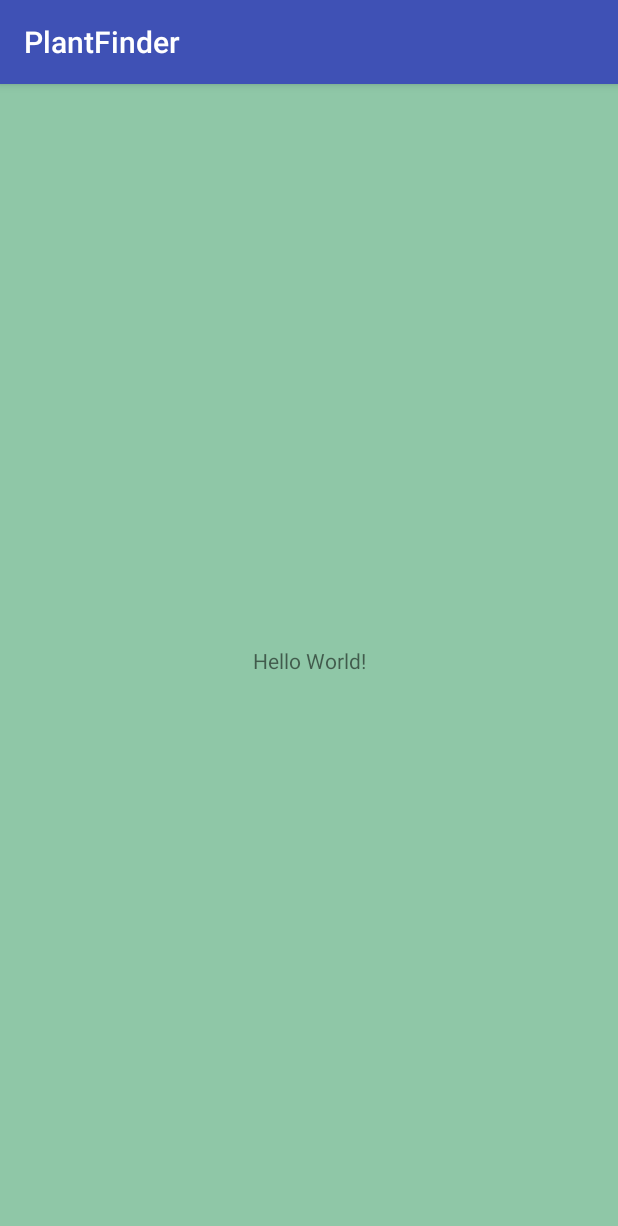
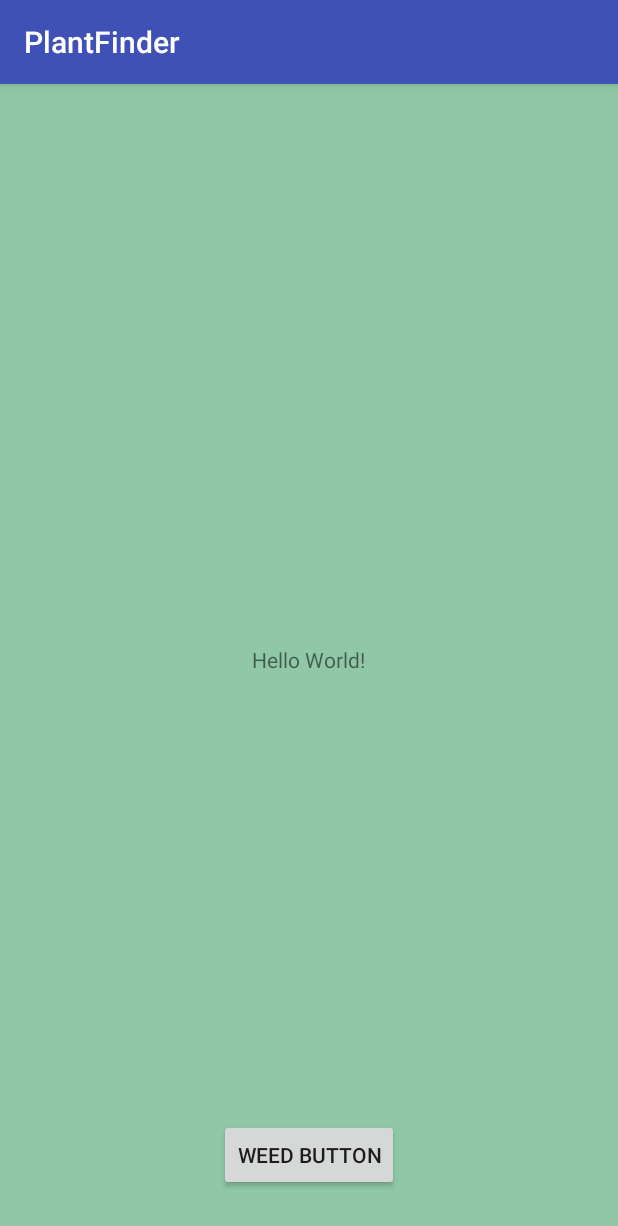
Before and after one commit to pinkjacket/PlantFinder, an Android app: the screen it shows after launch (MainActivity), on a phone screen of 412 x 824 dp. Shown: the top 1226 px of the screen. Run offline under Robolectric (Android 15) with nearby library versions, the phone set to English and light mode, and no system bars; our stand-ins replace ButterKnife.

Commit message:
second activity added

```diff
--- a/app/build.gradle
+++ b/app/build.gradle
@@ -25,4 +25,6 @@ dependencies {
     testImplementation 'junit:junit:4.12'
     androidTestImplementation 'com.android.support.test:runner:1.0.1'
     androidTestImplementation 'com.android.support.test.espresso:espresso-core:3.0.1'
+    compile 'com.jakewharton:butterknife:8.8.1'
+    annotationProcessor 'com.jakewharton:butterknife-compiler:8.8.1'
 }
--- a/app/src/main/AndroidManifest.xml
+++ b/app/src/main/AndroidManifest.xml
@@ -16,6 +16,7 @@
                 <category android:name="android.intent.category.LAUNCHER" />
             </intent-filter>
         </activity>
+        <activity android:name=".StrainActivity"></activity>
     </application>
 
 </manifest>
--- a/app/src/main/java/pinkjacket/plantfinder/MainActivity.java
+++ b/app/src/main/java/pinkjacket/plantfinder/MainActivity.java
@@ -1,13 +1,28 @@
 package pinkjacket.plantfinder;
 
+import android.content.Intent;
 import android.support.v7.app.AppCompatActivity;
 import android.os.Bundle;
+import android.view.View;
+import android.widget.Button;
+
+import butterknife.BindView;
+import butterknife.ButterKnife;
 
 public class MainActivity extends AppCompatActivity {
+    @BindView(R.id.weedButton) Button mWeedButton;
 
     @Override
     protected void onCreate(Bundle savedInstanceState) {
         super.onCreate(savedInstanceState);
         setContentView(R.layout.activity_main);
+        ButterKnife.bind(this);
+        mWeedButton.setOnClickListener(new View.OnClickListener() {
+            @Override
+            public void onClick(View view) {
+                Intent intent = new Intent(MainActivity.this, StrainActivity.class);
+                startActivity(intent);
+            }
+        });
     }
 }
--- a/app/src/main/res/layout/activity_main.xml
+++ b/app/src/main/res/layout/activity_main.xml
@@ -1,5 +1,5 @@
 <?xml version="1.0" encoding="utf-8"?>
-<android.support.constraint.ConstraintLayout xmlns:android="http://schemas.android.com/apk/res/android"
+<RelativeLayout xmlns:android="http://schemas.android.com/apk/res/android"
     xmlns:app="http://schemas.android.com/apk/res-auto"
     xmlns:tools="http://schemas.android.com/tools"
     android:layout_width="match_parent"
@@ -10,10 +10,21 @@
     <TextView
         android:layout_width="wrap_content"
         android:layout_height="wrap_content"
+        android:layout_centerHorizontal="true"
+        android:layout_centerVertical="true"
         android:text="Hello World!"
         app:layout_constraintBottom_toBottomOf="parent"
         app:layout_constraintLeft_toLeftOf="parent"
         app:layout_constraintRight_toRightOf="parent"
         app:layout_constraintTop_toTopOf="parent" />
 
-</android.support.constraint.ConstraintLayout>
+    <Button
+        android:id="@+id/weedButton"
+        android:layout_width="wrap_content"
+        android:layout_height="wrap_content"
+        android:layout_alignParentBottom="true"
+        android:layout_centerHorizontal="true"
+        android:layout_marginBottom="30dp"
+        android:text="Weed Button" />
+
+</RelativeLayout>
```
Also changed, not shown: app/src/main/java/pinkjacket/plantfinder/StrainActivity.java (added, +13 -0 lines), app/src/main/res/layout/activity_strain.xml (added, +16 -0 lines).
